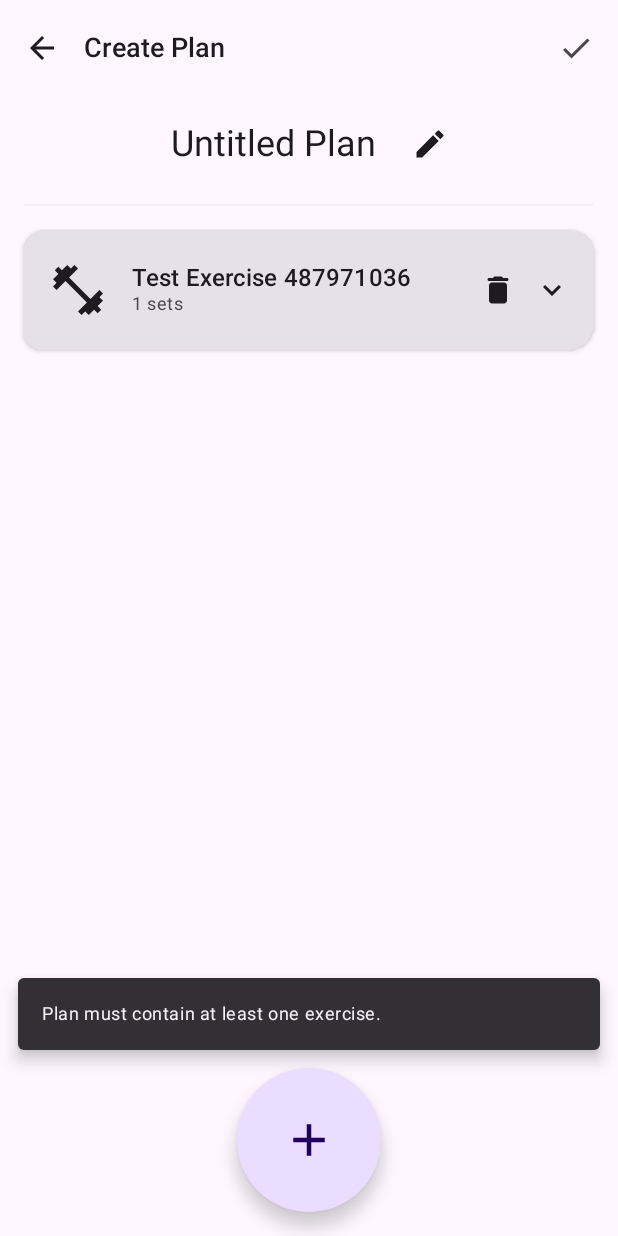
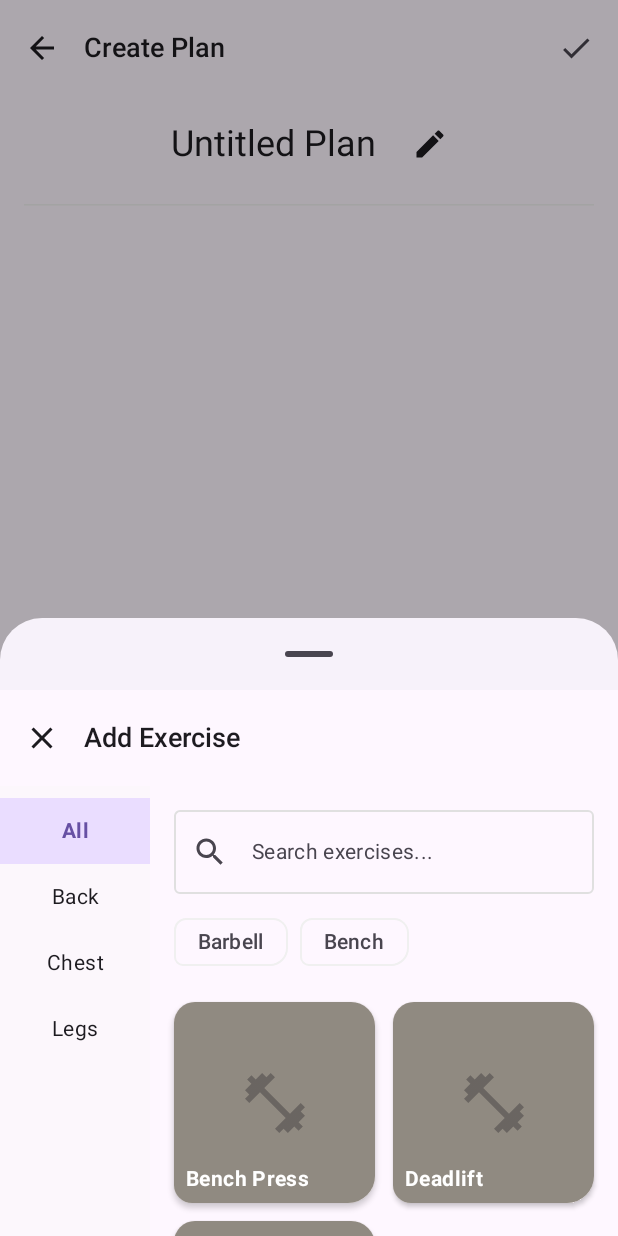
Before and after one commit to dongzhang2077/FitTrackPro, an Android app built with Jetpack Compose: the PlanBuilderScreen screen opened through its navigation route, after a tap on "Add Exercise", on a phone screen of 412 x 824 dp. Run offline under Robolectric (Android 15) with nearby library versions, the phone set to English and light mode, and no system bars; our stand-ins replace Dagger/Hilt's generated code, Firebase (no records; nobody signed in at launch, a user with empty details on screens opened directly), Room's generated code; 3 other taps on this screen came first.

Commit message:
not steady version of exercies library

```diff
--- a/app/src/main/java/com/domcheung/fittrackpro/data/repository/WorkoutRepository.kt
+++ b/app/src/main/java/com/domcheung/fittrackpro/data/repository/WorkoutRepository.kt
@@ -272,6 +272,8 @@ interface WorkoutRepository {
      * Seeds initial data if necessary (e.g., for new users).
      */
     suspend fun seedInitialPlansIfEmpty(userId: String)
+
+    suspend fun getExercisesByIds(ids: List<Int>): List<Exercise>
 }
 
 // ========== Data Transfer Objects ==========
--- a/app/src/main/java/com/domcheung/fittrackpro/domain/usecase/WorkoutUseCases.kt
+++ b/app/src/main/java/com/domcheung/fittrackpro/domain/usecase/WorkoutUseCases.kt
@@ -419,3 +419,28 @@ class DeleteWorkoutPlanUseCase @Inject constructor(
         return repository.deleteWorkoutPlan(planId)
     }
 }
+
+
+/**
+ * Use case for getting all exercises from the repository.
+ */
+@Singleton
+class GetAllExercisesUseCase @Inject constructor(
+    private val repository: WorkoutRepository
+) {
+    operator fun invoke(): Flow<List<Exercise>> {
+        return repository.getAllExercises()
+    }
+}
+
+/**
+ * Use case for getting a list of exercises by their specific IDs.
+ */
+@Singleton
+class GetExercisesByIdsUseCase @Inject constructor(
+    private val repository: WorkoutRepository
+) {
+    suspend operator fun invoke(ids: List<Int>): List<Exercise> {
+        return repository.getExercisesByIds(ids)
+    }
+}
--- /dev/null
+++ b/app/src/main/java/com/domcheung/fittrackpro/presentation/exercise_library/ExerciseLibraryScreen.kt
@@ -0,0 +1,295 @@
+package com.domcheung.fittrackpro.presentation.exercise_library
+
+import androidx.compose.foundation.background
+import androidx.compose.foundation.border
+import androidx.compose.foundation.clickable
+import androidx.compose.foundation.layout.*
+import androidx.compose.foundation.lazy.LazyColumn
+import androidx.compose.foundation.lazy.LazyRow
+import androidx.compose.foundation.lazy.grid.GridCells
+import androidx.compose.foundation.lazy.grid.LazyVerticalGrid
+import androidx.compose.foundation.lazy.grid.items
+import androidx.compose.foundation.lazy.items
+import androidx.compose.material.icons.Icons
+import androidx.compose.material.icons.filled.Check
+import androidx.compose.material.icons.filled.Close
+import androidx.compose.material.icons.filled.Search
+import androidx.compose.material3.*
+import androidx.compose.runtime.Composable
+import androidx.compose.runtime.collectAsState
+import androidx.compose.runtime.getValue
+import androidx.compose.ui.Alignment
+import androidx.compose.ui.Modifier
+import androidx.compose.ui.graphics.Color
+import androidx.compose.ui.text.font.FontWeight
+import androidx.compose.ui.text.style.TextAlign
+import androidx.compose.ui.unit.dp
+import androidx.hilt.navigation.compose.hiltViewModel
+import com.domcheung.fittrackpro.data.model.Exercise
+import androidx.compose.material.icons.filled.FitnessCenter
+
+/**
+ * The main screen for the Exercise Library, allowing users to browse, filter, and select exercises.
+ */
+@OptIn(ExperimentalMaterial3Api::class)
+@Composable
+fun ExerciseLibraryScreen(
+    viewModel: ExerciseLibraryViewModel = hiltViewModel(),
+    onClose: () -> Unit,
+    onAddExercises: (Set<Int>) -> Unit
+) {
+    val uiState by viewModel.uiState.collectAsState()
+    val filteredExercises by viewModel.filteredExercises.collectAsState()
+
+    Scaffold(
+        topBar = {
+            TopAppBar(
+                title = { Text("Add Exercise") },
+                navigationIcon = {
+                    IconButton(onClick = onClose) {
+                        Icon(Icons.Default.Close, contentDescription = "Close")
+                    }
+                }
+            )
+        },
+        bottomBar = {
+            // The bottom bar shows the count of selected exercises and the button to add them.
+            AddExercisesBottomBar(
+                selectedCount = uiState.selectedExerciseIds.size,
+                onAddClick = {
+                    onAddExercises(uiState.selectedExerciseIds)
+                    onClose() // Close the sheet after adding
+                }
+            )
+        }
+    ) { paddingValues ->
+        Row(
+            modifier = Modifier
+                .fillMaxSize()
+                .padding(paddingValues)
+        ) {
+            // --- Primary Filter (Muscle Groups) ---
+            MuscleGroupFilterList(
+                muscleGroups = uiState.muscleGroupFilters,
+                selectedMuscleGroup = uiState.selectedMuscleGroup,
+                onMuscleGroupSelected = viewModel::onMuscleGroupSelected
+            )
+
+            // --- Main Content Area ---
+            Column(modifier = Modifier.fillMaxSize()) {
+                // Search Bar
+                OutlinedTextField(
+                    value = uiState.searchQuery,
+                    onValueChange = viewModel::onSearchQueryChanged,
+                    modifier = Modifier
+                        .fillMaxWidth()
+                        .padding(horizontal = 16.dp, vertical = 8.dp),
+                    label = { Text("Search exercises...") },
+                    leadingIcon = { Icon(Icons.Default.Search, contentDescription = null) },
+                    singleLine = true
+                )
+
+                // Secondary Filter (Equipment)
+                EquipmentFilterChips(
+                    equipmentTypes = uiState.equipmentFilters,
+                    selectedEquipment = uiState.selectedEquipment,
+                    onEquipmentSelected = viewModel::onEquipmentSelected
+                )
+
+                // Exercise Grid
+                if (uiState.isLoading) {
+                    Box(modifier = Modifier.fillMaxSize(), contentAlignment = Alignment.Center) {
+                        CircularProgressIndicator()
+                    }
+                } else {
+                    ExerciseGrid(
+                        exercises = filteredExercises,
+                        selectedExerciseIds = uiState.selectedExerciseIds,
+                        onExerciseToggled = viewModel::onExerciseToggled
+                    )
+                }
+            }
+        }
+    }
+}
+
+/**
+ * Displays the vertical list of muscle groups for primary filtering.
+ */
+@Composable
+private fun MuscleGroupFilterList(
+    muscleGroups: List<String>,
+    selectedMuscleGroup: String,
+    onMuscleGroupSelected: (String) -> Unit
+) {
+    LazyColumn(
+        modifier = Modifier
+            .fillMaxHeight()
+            .width(100.dp)
+            .background(MaterialTheme.colorScheme.surfaceVariant.copy(alpha = 0.3f)),
+        contentPadding = PaddingValues(vertical = 8.dp)
+    ) {
+        items(muscleGroups) { group ->
+            Text(
+                text = group,
+                modifier = Modifier
+                    .fillMaxWidth()
+                    .clickable { onMuscleGroupSelected(group) }
+                    .background(if (selectedMuscleGroup == group) MaterialTheme.colorScheme.primaryContainer else Color.Transparent)
+                    .padding(vertical = 12.dp, horizontal = 8.dp),
+                textAlign = TextAlign.Center,
+                fontWeight = if (selectedMuscleGroup == group) FontWeight.Bold else FontWeight.Normal,
+                color = if (selectedMuscleGroup == group) MaterialTheme.colorScheme.primary else MaterialTheme.colorScheme.onSurface
+            )
+        }
+    }
+}
+
+/**
+ * Displays the horizontal, scrollable list of equipment filter chips.
+ */
+@Composable
+private fun EquipmentFilterChips(
+    equipmentTypes: List<String>,
+    selectedEquipment: Set<String>,
+    onEquipmentSelected: (String) -> Unit
+) {
+    LazyRow(
+        contentPadding = PaddingValues(horizontal = 16.dp),
+        horizontalArrangement = Arrangement.spacedBy(8.dp)
+    ) {
+        items(equipmentTypes) { equipment ->
+            FilterChip(
+                selected = equipment in selectedEquipment,
+                onClick = { onEquipmentSelected(equipment) },
+                label = { Text(equipment) }
+            )
+        }
+    }
+}
+
+/**
+ * Displays the main grid of exercises.
+ */
+@Composable
+private fun ExerciseGrid(
+    exercises: List<Exercise>,
+    selectedExerciseIds: Set<Int>,
+    onExerciseToggled: (Int) -> Unit
+) {
+    LazyVerticalGrid(
+        columns = GridCells.Fixed(2),
+        modifier = Modifier.fillMaxSize(),
+        contentPadding = PaddingValues(16.dp),
+        verticalArrangement = Arrangement.spacedBy(12.dp),
+        horizontalArrangement = Arrangement.spacedBy(12.dp)
+    ) {
+        items(exercises, key = { it.id }) { exercise ->
+            ExerciseGridCard(
+                exercise = exercise,
+                isSelected = exercise.id in selectedExerciseIds,
+                onCardClick = { onExerciseToggled(exercise.id) }
+            )
+        }
+    }
+}
+
+/**
+ * A single card in the exercise grid.
+ */
+@Composable
+private fun ExerciseGridCard(
+    exercise: Exercise,
+    isSelected: Boolean,
+    onCardClick: () -> Unit
+) {
+    Card(
+        modifier = Modifier
+            .aspectRatio(1f) // Makes the card square
+            .border(
+                width = 2.dp,
+                color = if (isSelected) MaterialTheme.colorScheme.primary else Color.Transparent,
+                shape = MaterialTheme.shapes.medium
+            ),
+        onClick = onCardClick,
+        elevation = CardDefaults.cardElevation(defaultElevation = 2.dp)
+    ) {
+        Box(modifier = Modifier.fillMaxSize()) {
+            // TODO: Replace with a GIF/Image later
+            Box(
+                modifier = Modifier
+                    .fillMaxSize()
+                    .background(MaterialTheme.colorScheme.secondaryContainer)
+            ) {
+                Icon(
+                    Icons.Default.FitnessCenter,
+                    contentDescription = null,
+                    modifier = Modifier.size(48.dp).align(Alignment.Center),
+                    tint = MaterialTheme.colorScheme.onSecondaryContainer.copy(alpha = 0.3f)
+                )
+            }
+
+            // Exercise Name overlay
+            Box(
+                modifier = Modifier
+                    .fillMaxSize()
+                    .background(Color.Black.copy(alpha = 0.4f))
+                    .padding(8.dp),
+                contentAlignment = Alignment.BottomStart
+            ) {
+                Text(
+                    text = exercise.name,
+                    color = Color.White,
+                    style = MaterialTheme.typography.bodyLarge,
+                    fontWeight = FontWeight.Bold
+                )
+            }
+
+            // Selection checkmark overlay
+            if (isSelected) {
+                Box(
+                    modifier = Modifier
+                        .fillMaxSize()
+                        .background(MaterialTheme.colorScheme.primary.copy(alpha = 0.4f)),
+                    contentAlignment = Alignment.Center
+                ) {
+                    Icon(
+                        imageVector = Icons.Default.Check,
+                        contentDescription = "Selected",
+                        tint = Color.White,
+                        modifier = Modifier.size(48.dp)
+                    )
+                }
+            }
+        }
+    }
+}
+
+/**
+ * The bottom bar that shows the number of selected items and the add button.
+ */
+@Composable
+private fun AddExercisesBottomBar(
+    selectedCount: Int,
+    onAddClick: () -> Unit
+) {
+    BottomAppBar(
+        containerColor = MaterialTheme.colorScheme.primaryContainer
+    ) {
+        Row(
+            modifier = Modifier
+                .fillMaxWidth()
+                .padding(horizontal = 16.dp),
+            verticalAlignment = Alignment.CenterVertically,
+            horizontalArrangement = Arrangement.Center
+        ) {
+            Button(
+                onClick = onAddClick,
+                enabled = selectedCount > 0,
+                modifier = Modifier.fillMaxWidth()
+            ) {
+                Text("Add $selectedCount Exercise${if (selectedCount > 1) "s" else ""}")
+            }
+        }
+    }
+}
--- /dev/null
+++ b/app/src/main/java/com/domcheung/fittrackpro/presentation/exercise_library/ExerciseLibraryState.kt
@@ -0,0 +1,32 @@
+package com.domcheung.fittrackpro.presentation.exercise_library
+
+import com.domcheung.fittrackpro.data.model.Exercise
+
+/**
+ * Represents the UI state for the Exercise Library screen.
+ * It holds all data needed for displaying and filtering exercises.
+ */
+data class ExerciseLibraryState(
+    // Indicates if the initial list of exercises is being loaded.
+    val isLoading: Boolean = true,
+
+    // The complete, unfiltered list of exercises from the database.
+    val allExercises: List<Exercise> = emptyList(),
+
+    // The unique list of muscle group categories available for filtering.
+    val muscleGroupFilters: List<String> = emptyList(),
+
+    // The unique list of equipment types available for filtering.
+    val equipmentFilters: List<String> = emptyList(),
+
+    // User's current filter selections.
+    val searchQuery: String = "",
+    val selectedMuscleGroup: String = "All",
+    val selectedEquipment: Set<String> = emptySet(),
+
+    // The set of exercise IDs that the user has selected.
+    val selectedExerciseIds: Set<Int> = emptySet(),
+
+    // Any error messages to be displayed.
+    val errorMessage: String? = null
+)
--- /dev/null
+++ b/app/src/main/java/com/domcheung/fittrackpro/presentation/exercise_library/ExerciseLibraryViewModel.kt
@@ -0,0 +1,124 @@
+package com.domcheung.fittrackpro.presentation.exercise_library
+
+import androidx.lifecycle.ViewModel
+import androidx.lifecycle.viewModelScope
+import com.domcheung.fittrackpro.domain.usecase.GetAllExercisesUseCase
+import dagger.hilt.android.lifecycle.HiltViewModel
+import kotlinx.coroutines.flow.*
+import kotlinx.coroutines.launch
+import javax.inject.Inject
+
+/**
+ * ViewModel for the Exercise Library screen.
+ * Handles loading, filtering, searching, and selecting exercises.
+ */
+@HiltViewModel
+class ExerciseLibraryViewModel @Inject constructor(
+    private val getAllExercisesUseCase: GetAllExercisesUseCase
+) : ViewModel() {
+
+    private val _uiState = MutableStateFlow(ExerciseLibraryState())
+    val uiState: StateFlow<ExerciseLibraryState> = _uiState.asStateFlow()
+
+    // This flow will hold the final, filtered list of exercises to be displayed on the UI.
+    val filteredExercises: StateFlow<List<com.domcheung.fittrackpro.data.model.Exercise>> =
+        combine(
+            _uiState.map { it.allExercises }.distinctUntilChanged(),
+            _uiState.map { it.searchQuery }.distinctUntilChanged(),
+            _uiState.map { it.selectedMuscleGroup }.distinctUntilChanged(),
+            _uiState.map { it.selectedEquipment }.distinctUntilChanged()
+        ) { allExercises, query, muscle, equipment ->
+            // This is the reactive filtering logic. It re-runs whenever any filter changes.
+            allExercises.filter { exercise ->
+                val nameMatches = query.isBlank() || exercise.name.contains(query, ignoreCase = true)
+                val muscleGroupMatches = muscle == "All" || exercise.category.equals(muscle, ignoreCase = true)
+                val equipmentMatches = equipment.isEmpty() || exercise.equipment.any { it in equipment }
+                nameMatches && muscleGroupMatches && equipmentMatches
+            }
+        }.stateIn(
+            scope = viewModelScope,
+            started = SharingStarted.WhileSubscribed(5000),
+            initialValue = emptyList()
+        )
+
+    init {
+        loadAllExercises()
+    }
+
+    /**
+     * Loads all exercises from the repository and sets up the filter options.
+     */
+    private fun loadAllExercises() {
+        viewModelScope.launch {
+            getAllExercisesUseCase().collect { exercises ->
+                // Extract unique categories and equipment for the filter chips.
+                val muscleGroups = listOf("All") + exercises.map { it.category }.filter { it.isNotBlank() }.distinct().sorted()
+                val equipmentTypes = exercises.flatMap { it.equipment }.filter { it.isNotBlank() }.distinct().sorted()
+
+                _uiState.update {
+                    it.copy(
+                        isLoading = false,
+                        allExercises = exercises,
+                        muscleGroupFilters = muscleGroups,
+                        equipmentFilters = equipmentTypes,
+                        // Set the default selected muscle group to the first one in the list if available.
+                        selectedMuscleGroup = muscleGroups.firstOrNull() ?: "All"
+                    )
+                }
+            }
+        }
+    }
+
+    /**
+     * Called when the user types in the search bar.
+     */
+    fun onSearchQueryChanged(query: String) {
+        _uiState.update { it.copy(searchQuery = query) }
+    }
+
+    /**
+     * Called when the user selects a muscle group from the primary filter.
+     */
+    fun onMuscleGroupSelected(muscleGroup: String) {
+        _uiState.update { it.copy(selectedMuscleGroup = muscleGroup) }
+    }
+
+    /**
+     * Called when the user taps on an equipment filter chip.
+     * It adds the equipment to the selection set if it's not present, or removes it if it is.
+     */
+    fun onEquipmentSelected(equipment: String) {
+        _uiState.update {
+            val currentSelection = it.selectedEquipment.toMutableSet()
+            if (currentSelection.contains(equipment)) {
+                currentSelection.remove(equipment)
+            } else {
+                currentSelection.add(equipment)
+            }
+            it.copy(selectedEquipment = currentSelection)
+        }
+    }
+
+    /**
+     * Called when the user taps the '+' or '✓' on an exercise card.
+     * It adds the exercise ID to the selection set if it's not present, or removes it if it is.
+     */
+    fun onExerciseToggled(exerciseId: Int) {
+        _uiState.update {
+            val currentSelection = it.selectedExerciseIds.toMutableSet()
+            if (currentSelection.contains(exerciseId)) {
+                currentSelection.remove(exerciseId)
+            } else {
+                currentSelection.add(exerciseId)
+            }
+            it.copy(selectedExerciseIds = currentSelection)
+        }
+    }
+
+    /**
+     * Clears all current selections.
+     */
+    fun clearSelections() {
+        _uiState.update { it.copy(selectedExerciseIds = emptySet()) }
+    }
+}
--- a/app/src/main/java/com/domcheung/fittrackpro/presentation/plan_builder/PlanBuilderScreen.kt
+++ b/app/src/main/java/com/domcheung/fittrackpro/presentation/plan_builder/PlanBuilderScreen.kt
@@ -1,26 +1,29 @@
 package com.domcheung.fittrackpro.presentation.plan_builder
 
-import androidx.compose.animation.*
-import androidx.compose.foundation.clickable
 import androidx.compose.foundation.layout.*
 import androidx.compose.foundation.lazy.LazyColumn
 import androidx.compose.foundation.lazy.itemsIndexed
 import androidx.compose.foundation.shape.CircleShape
-import androidx.compose.foundation.text.KeyboardOptions
 import androidx.compose.material.icons.Icons
 import androidx.compose.material.icons.filled.*
-import androidx.compose.material.icons.rounded.Delete
 import androidx.compose.material3.*
 import androidx.compose.runtime.*
-import androidx.compose.runtime.saveable.rememberSaveable
 import androidx.compose.ui.Alignment
 import androidx.compose.ui.Modifier
+import androidx.compose.ui.unit.dp
+import androidx.hilt.navigation.compose.hiltViewModel
+import com.domcheung.fittrackpro.presentation.exercise_library.ExerciseLibraryScreen
+import kotlinx.coroutines.launch
+import com.domcheung.fittrackpro.data.model.PlannedExercise
+import androidx.compose.animation.AnimatedVisibility
+import androidx.compose.foundation.clickable
+import androidx.compose.foundation.text.KeyboardOptions
+import androidx.compose.material.icons.rounded.Delete
+import androidx.compose.runtime.saveable.rememberSaveable
 import androidx.compose.ui.text.input.KeyboardType
 import androidx.compose.ui.text.style.TextAlign
-import androidx.compose.ui.unit.dp
-import androidx.hilt.navigation.compose.hiltViewModel
-import com.domcheung.fittrackpro.data.model.PlannedExercise
 import com.domcheung.fittrackpro.data.model.PlannedSet
+
 
 /**
  * The main screen for building and editing a workout plan.
@@ -32,6 +35,41 @@ fun PlanBuilderScreen(
     onNavigateBack: () -> Unit
 ) {
     val uiState by viewModel.uiState.collectAsState()
+
+    // State for controlling the bottom sheet
+    val sheetState = rememberModalBottomSheetState()
+    var isSheetOpen by remember { mutableStateOf(false) }
+    val scope = rememberCoroutineScope()
+
+    // --- NEW: Modal Bottom Sheet for Exercise Library ---
+    if (isSheetOpen) {
+        ModalBottomSheet(
+            onDismissRequest = { isSheetOpen = false },
+            sheetState = sheetState
+        ) {
+            // The content of the bottom sheet is our ExerciseLibraryScreen
+            ExerciseLibraryScreen(
+                onClose = {
+                    scope.launch { sheetState.hide() }.invokeOnCompletion {
+                        if (!sheetState.isVisible) {
+                            isSheetOpen = false
+                        }
+                    }
+                },
+                onAddExercises = { selectedIds ->
+                    viewModel.addExercisesByIds(selectedIds)
+                    scope.launch { sheetState.hide() }.invokeOnCompletion {
+                        if (!sheetState.isVisible) {
+                            isSheetOpen = false
+                        }
+                    }
+                }
+            )
+        }
+    }
+
+
+
 
     // --- NEW: Handle successful save ---
     // When isPlanSaved becomes true, navigate back.
@@ -70,12 +108,7 @@ fun PlanBuilderScreen(
         },
         floatingActionButton = {
             LargeFloatingActionButton(
-                onClick = {
-                    // For testing, we add a sample exercise with a unique ID.
-                    // Using System.currentTimeMillis() is a simple way to ensure the ID is unique for each click.
-                    val uniqueId = System.currentTimeMillis().toInt()
-                    viewModel.addExercise(com.domcheung.fittrackpro.data.model.Exercise(id = uniqueId, name = "Test Exercise $uniqueId"))
-                },
+                onClick =  { isSheetOpen = true },
                 shape = CircleShape,
             ) {
                 Icon(
```
Also changed, not shown: app/src/main/java/com/domcheung/fittrackpro/data/repository/WorkoutRepositoryImpl.kt (+9 -0 lines), app/src/main/java/com/domcheung/fittrackpro/presentation/plan_builder/PlanBuilderViewModel.kt (+34 -0 lines).
